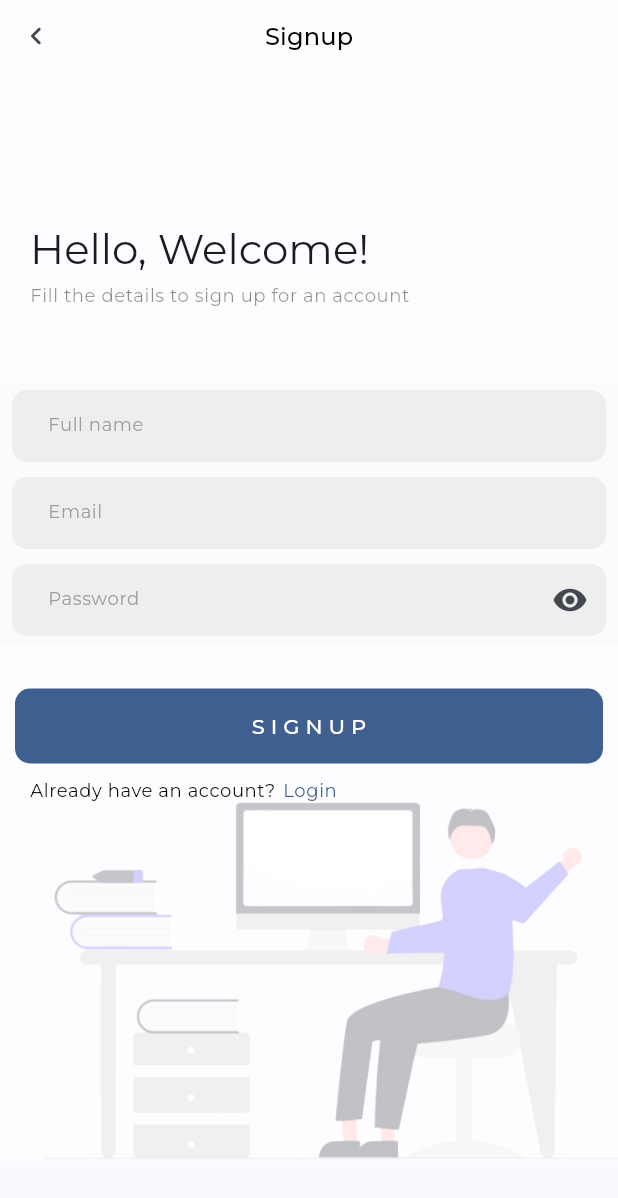
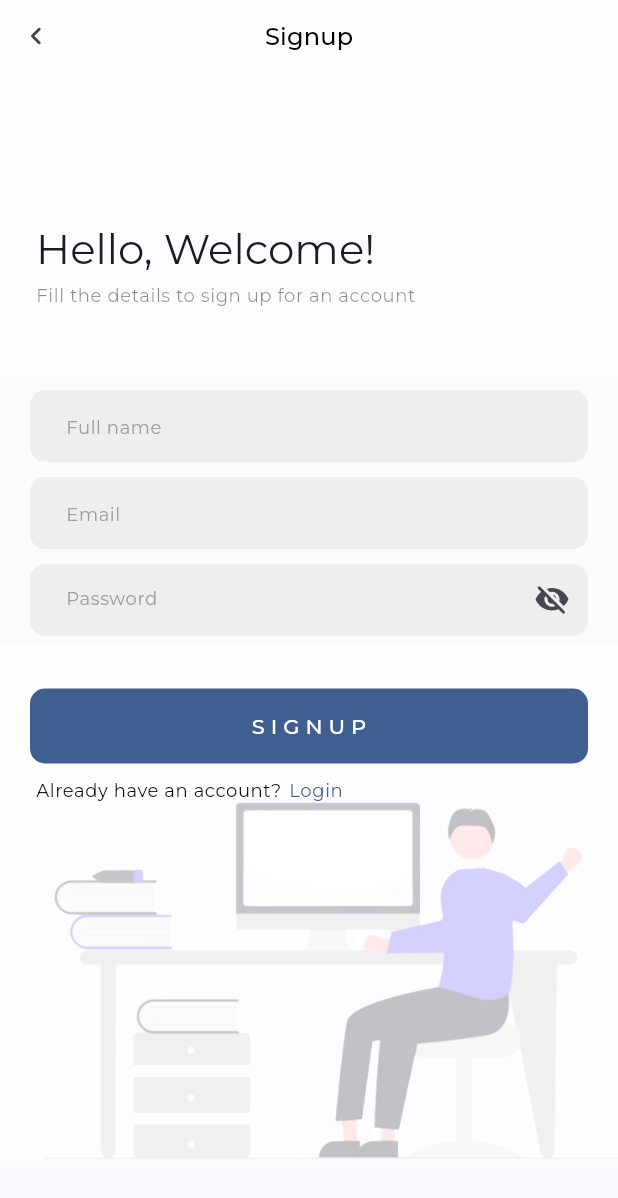
Before and after one commit to borhanedinee/khidma, a Flutter app: the LoginPage screen opened directly, after a tap on "Register", on a phone screen of 412 x 824 dp. Shown: the top 1198 px of the screen. Run offline on Flutter 3.47's test engine with Material 3 defaults, Android fonts, the light colour scheme and no system bars; our stand-ins replace get, smooth_page_indicator; project files that could hold a hidden picture were left out.

Commit message:
auth api

```diff
--- /dev/null
+++ b/frontend/lib/constants.dart
@@ -0,0 +1 @@
+const String BASE_URL = "http://10.0.2.2/";
--- /dev/null
+++ b/frontend/lib/data/user_api.dart
@@ -0,0 +1,7 @@
+class UserApi {
+  //login
+  login(email , password){}
+
+  //signup
+  signup(fullname , email , password){}
+}
--- a/frontend/lib/presentation/pages/auth/login_page.dart
+++ b/frontend/lib/presentation/pages/auth/login_page.dart
@@ -30,8 +30,9 @@ class LoginPage extends StatelessWidget {
                 Positioned(
                   child: Container(
                     height: size.height,
-                    decoration:
-                        BoxDecoration(color: Colors.white.withOpacity(.7)),
+                    decoration: BoxDecoration(
+                      color: Colors.white.withOpacity(.7),
+                    ),
                     child: Column(
                       crossAxisAlignment: CrossAxisAlignment.start,
                       children: [
@@ -62,14 +63,14 @@ class LoginPage extends StatelessWidget {
                           height: 100,
                         ),
                         Padding(
-                          padding: const EdgeInsets.only(left: 20),
+                          padding: const EdgeInsets.symmetric(horizontal: 24),
                           child: Text(
                             'Welcome Back!',
                             style: textTheme.headlineMedium,
                           ),
                         ),
                         Padding(
-                          padding: const EdgeInsets.only(left: 20, top: 5),
+                          padding: const EdgeInsets.only(left: 24, top: 5),
                           child: Text(
                             'Fill the details to login to your account',
                             style: textTheme.bodySmall!
@@ -81,11 +82,11 @@ class LoginPage extends StatelessWidget {
                         ),
                         const MyFormField(
                           hintText: 'Email...',
-                          isObsecure: false,
+                          isPassword: false,
                         ),
                         const MyFormField(
                           hintText: 'Password...',
-                          isObsecure: true,
+                          isPassword: true,
                         ),
                         const SizedBox(
                           height: 30,
@@ -96,7 +97,7 @@ class LoginPage extends StatelessWidget {
                         ),
                         Padding(
                           padding: const EdgeInsets.symmetric(
-                            horizontal: 20,
+                            horizontal: 24,
                             vertical: 10,
                           ),
                           child: Row(
--- a/frontend/lib/presentation/pages/auth/signup_page.dart
+++ b/frontend/lib/presentation/pages/auth/signup_page.dart
@@ -61,14 +61,14 @@ class SignupPage extends StatelessWidget {
                           height: 100,
                         ),
                         Padding(
-                          padding: const EdgeInsets.only(left: 20),
+                          padding: const EdgeInsets.only(left: 24),
                           child: Text(
                             'Hello, Welcome!',
                             style: textTheme.headlineMedium,
                           ),
                         ),
                         Padding(
-                          padding: const EdgeInsets.only(left: 20, top: 5),
+                          padding: const EdgeInsets.only(left: 24, top: 5),
                           child: Text(
                             'Fill the details to sign up for an account',
                             style: textTheme.bodySmall!
@@ -80,15 +80,15 @@ class SignupPage extends StatelessWidget {
                         ),
                         const MyFormField(
                           hintText: 'Full name',
-                          isObsecure: false,
+                          isPassword: false,
                         ),
                         const MyFormField(
                           hintText: 'Email',
-                          isObsecure: false,
+                          isPassword: false,
                         ),
                         const MyFormField(
                           hintText: 'Password',
-                          isObsecure: true,
+                          isPassword: true,
                         ),
                         const SizedBox(
                           height: 30,
@@ -99,7 +99,7 @@ class SignupPage extends StatelessWidget {
                         ),
                         Padding(
                           padding: const EdgeInsets.symmetric(
-                            horizontal: 20,
+                            horizontal: 24,
                             vertical: 10,
                           ),
                           child: Row(
--- a/frontend/lib/presentation/widgets/home/my_filled_button.dart
+++ b/frontend/lib/presentation/widgets/home/my_filled_button.dart
@@ -17,7 +17,7 @@ class MyFilledButton extends StatelessWidget {
       height: 50,
       width: size.width,
       margin: const EdgeInsets.symmetric(
-        horizontal: 10,
+        horizontal: 20,
       ),
       child: ElevatedButton(
         onPressed: onPressed,
--- a/frontend/lib/presentation/widgets/home/my_form_field.dart
+++ b/frontend/lib/presentation/widgets/home/my_form_field.dart
@@ -1,40 +1,52 @@
 import 'package:flutter/material.dart';
 import 'package:khidma/presentation/pages/on_boarding_pages/on_boarding_one.dart';
 
-class MyFormField extends StatelessWidget {
+class MyFormField extends StatefulWidget {
   final String hintText;
 
-  final bool isObsecure;
+  final bool isPassword;
 
   const MyFormField({
     super.key,
     required this.hintText,
-    required this.isObsecure,
+    required this.isPassword,
   });
 
+  @override
+  State<MyFormField> createState() => _MyFormFieldState();
+}
+
+class _MyFormFieldState extends State<MyFormField> {
+  bool isObsecure = false;
   @override
   Widget build(BuildContext context) {
     return Container(
       color: Theme.of(context).primaryColor.withOpacity(.01),
-      padding: const EdgeInsets.symmetric(horizontal: 8, vertical: 5),
+      padding: const EdgeInsets.symmetric(horizontal: 20, vertical: 5),
       child: ClipRRect(
         borderRadius: const BorderRadius.all(Radius.circular(10)),
         child: TextField(
-          obscureText: isObsecure,
+          obscureText: widget.isPassword? isObsecure : false,
           decoration: InputDecoration(
-            hintText: hintText,
+            hintText: widget.hintText,
             hintStyle: textTheme.bodySmall!.copyWith(color: Colors.grey),
             border: InputBorder.none,
             filled: true,
             fillColor: Colors.grey[200],
-            suffixIcon: IconButton(
-              onPressed: () {},
+            suffixIcon: widget.isPassword? IconButton(
+              onPressed: () {
+                setState(() {
+                  isObsecure =!isObsecure;
+                });
+              },
               icon: isObsecure
                   ? const Icon(
                       Icons.visibility,
                     )
-                  : const SizedBox(),
-            ),
+                  : const Icon(
+                      Icons.visibility_off_rounded,
+                    )
+            ) : null,
             contentPadding: const EdgeInsets.symmetric(
               horizontal: 20,
               vertical: 10,
--- a/frontend/pubspec.yaml
+++ b/frontend/pubspec.yaml
@@ -37,6 +37,7 @@ dependencies:
   cupertino_icons: ^1.0.2
   smooth_page_indicator: ^1.2.0+3
   get: ^4.6.6
+  http: ^1.2.0
 
 dev_dependencies:
   flutter_test:
```
Also changed, not shown: frontend/pubspec.lock.
